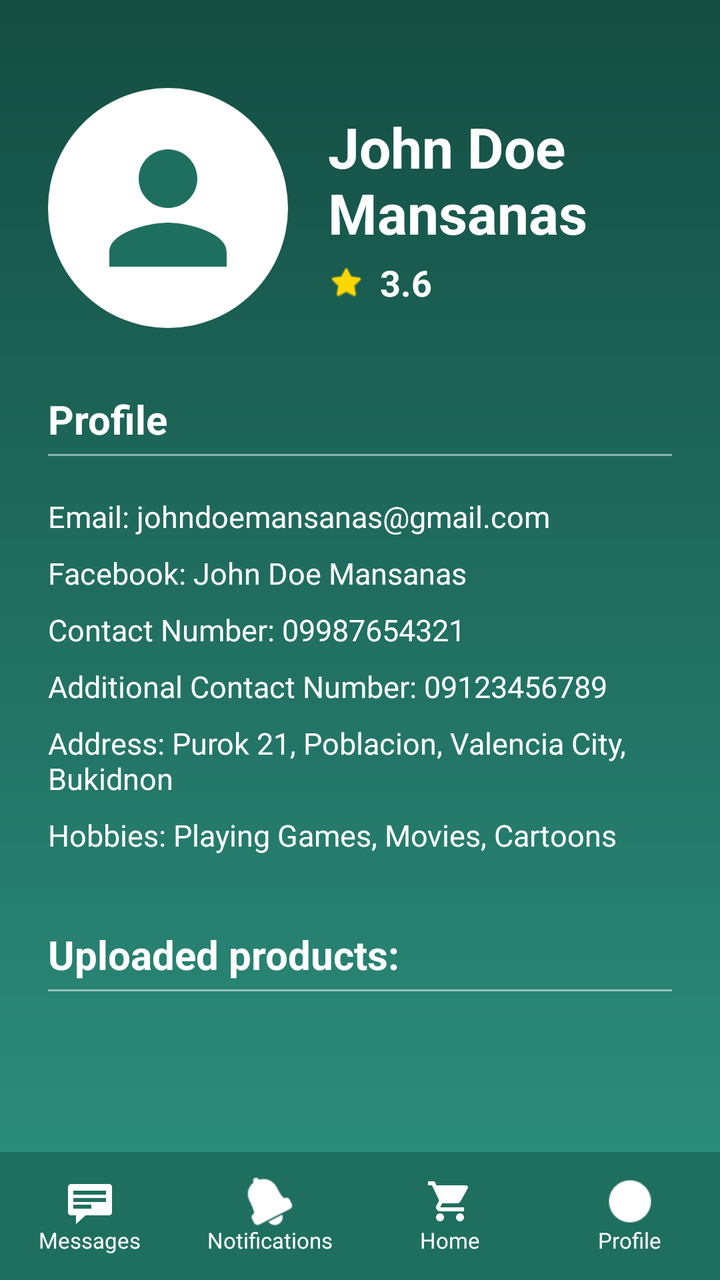
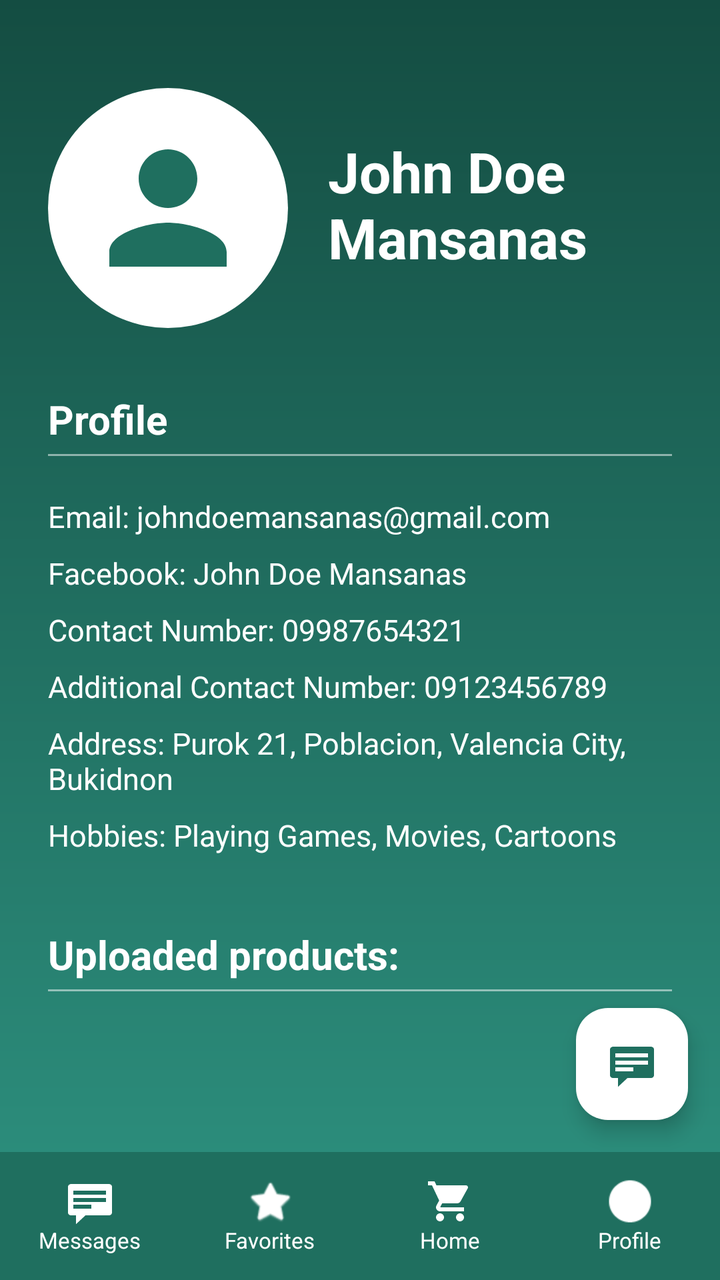

The first picture is an Android layout as it rendered before a commit; the second is the same layout after the commit. The layout source and the unified diff follow.
<!-- AndroidManifest.xml: application theme Theme.AppDevLocalBuyAndSellSystem -->
<!-- res/layout/view_other_user_profile.xml -->
<?xml version="1.0" encoding="utf-8"?>
<androidx.constraintlayout.widget.ConstraintLayout xmlns:android="http://schemas.android.com/apk/res/android"
    xmlns:app="http://schemas.android.com/apk/res-auto"
    xmlns:tools="http://schemas.android.com/tools"
    android:layout_width="match_parent"
    android:layout_height="match_parent"
    android:background="@drawable/green_gradient_bg">

    <androidx.core.widget.NestedScrollView
        android:layout_width="match_parent"
        android:layout_height="0dp"
        android:fillViewport="true"
        app:layout_constraintBottom_toTopOf="@id/bottomNavBar"
        app:layout_constraintTop_toTopOf="parent">

        <LinearLayout
            android:layout_width="match_parent"
            android:layout_height="wrap_content"
            android:orientation="vertical"
            android:padding="24dp">

            
            <androidx.constraintlayout.widget.ConstraintLayout
                android:layout_width="match_parent"
                android:layout_height="wrap_content"
                android:layout_marginTop="20dp"
                android:layout_marginBottom="32dp">

                <ImageView
                    android:id="@+id/ivOtherUserProfile"
                    android:layout_width="120dp"
                    android:layout_height="120dp"
                    android:background="@drawable/circle_white_bg"
                    android:padding="16dp"
                    android:src="@drawable/ic_user"
                    app:layout_constraintStart_toStartOf="parent"
                    app:layout_constraintTop_toTopOf="parent"
                    app:tint="#1F6F5F"
                    android:contentDescription="@string/profile_picture" />

                <TextView
                    android:id="@+id/tvOtherUserName"
                    android:layout_width="0dp"
                    android:layout_height="wrap_content"
                    android:layout_marginStart="20dp"
                    android:text="@string/default_caller_name"
                    android:textColor="#FFFFFF"
                    android:textSize="28sp"
                    android:textStyle="bold"
                    app:layout_constraintBottom_toTopOf="@id/llOtherRating"
                    app:layout_constraintEnd_toEndOf="parent"
                    app:layout_constraintStart_toEndOf="@id/ivOtherUserProfile"
                    app:layout_constraintTop_toTopOf="@id/ivOtherUserProfile"
                    app:layout_constraintVertical_chainStyle="packed" />

                <LinearLayout
                    android:id="@+id/llOtherRating"
                    android:layout_width="wrap_content"
                    android:layout_height="wrap_content"
                    android:layout_marginTop="4dp"
                    android:gravity="center_vertical"
                    android:orientation="horizontal"
                    app:layout_constraintBottom_toBottomOf="@id/ivOtherUserProfile"
                    app:layout_constraintStart_toStartOf="@id/tvOtherUserName"
                    app:layout_constraintTop_toBottomOf="@id/tvOtherUserName">

                    <ImageView
                        android:layout_width="18dp"
                        android:layout_height="18dp"
                        android:src="@android:drawable/btn_star_big_on"
                        app:tint="#FFD700"
                        android:contentDescription="@null" />

                    <TextView
                        android:layout_width="wrap_content"
                        android:layout_height="wrap_content"
                        android:layout_marginStart="8dp"
                        android:text="@string/other_user_rating"
                        android:textColor="#FFFFFF"
                        android:textSize="18sp"
                        android:textStyle="bold" />
                </LinearLayout>

            </androidx.constraintlayout.widget.ConstraintLayout>

            
            <TextView
                android:layout_width="wrap_content"
                android:layout_height="wrap_content"
                android:text="@string/profile_title"
                android:textColor="#FFFFFF"
                android:textSize="20sp"
                android:textStyle="bold" />

            <View
                android:layout_width="match_parent"
                android:layout_height="1dp"
                android:layout_marginTop="4dp"
                android:background="#80FFFFFF" />

            <LinearLayout
                android:layout_width="match_parent"
                android:layout_height="wrap_content"
                android:layout_marginTop="16dp"
                android:orientation="vertical">

                <TextView
                    android:layout_width="match_parent"
                    android:layout_height="wrap_content"
                    android:paddingVertical="4dp"
                    android:text="@string/other_user_email"
                    android:textColor="#FFFFFF"
                    android:textSize="15sp" />

                <TextView
                    android:layout_width="match_parent"
                    android:layout_height="wrap_content"
                    android:paddingVertical="4dp"
                    android:text="@string/other_user_fb"
                    android:textColor="#FFFFFF"
                    android:textSize="15sp" />

                <TextView
                    android:layout_width="match_parent"
                    android:layout_height="wrap_content"
                    android:paddingVertical="4dp"
                    android:text="@string/other_user_contact"
                    android:textColor="#FFFFFF"
                    android:textSize="15sp" />

                <TextView
                    android:layout_width="match_parent"
                    android:layout_height="wrap_content"
                    android:paddingVertical="4dp"
                    android:text="@string/other_user_alt_contact"
                    android:textColor="#FFFFFF"
                    android:textSize="15sp" />

                <TextView
                    android:layout_width="match_parent"
                    android:layout_height="wrap_content"
                    android:paddingVertical="4dp"
                    android:text="@string/other_user_address"
                    android:textColor="#FFFFFF"
                    android:textSize="15sp" />

                <TextView
                    android:layout_width="match_parent"
                    android:layout_height="wrap_content"
                    android:paddingVertical="4dp"
                    android:text="@string/other_user_hobbies"
                    android:textColor="#FFFFFF"
                    android:textSize="15sp" />

            </LinearLayout>

            
            <TextView
                android:layout_width="wrap_content"
                android:layout_height="wrap_content"
                android:layout_marginTop="32dp"
                android:text="@string/uploaded_products_label"
                android:textColor="#FFFFFF"
                android:textSize="20sp"
                android:textStyle="bold" />

            <View
                android:layout_width="match_parent"
                android:layout_height="1dp"
                android:layout_marginTop="4dp"
                android:background="#80FFFFFF" />

            <androidx.recyclerview.widget.RecyclerView
                android:id="@+id/rvOtherUserProducts"
                android:layout_width="match_parent"
                android:layout_height="wrap_content"
                android:layout_marginTop="16dp"
                android:nestedScrollingEnabled="false"
                tools:listitem="@layout/item_product" />

        </LinearLayout>
    </androidx.core.widget.NestedScrollView>

    
    <LinearLayout
        android:id="@+id/bottomNavBar"
        android:layout_width="match_parent"
        android:layout_height="64dp"
        android:background="#1F6F5F"
        android:baselineAligned="false"
        android:orientation="horizontal"
        app:layout_constraintBottom_toBottomOf="parent">

        <LinearLayout
            android:id="@+id/navMessages"
            android:layout_width="0dp"
            android:layout_height="match_parent"
            android:layout_weight="1"
            android:gravity="center"
            android:orientation="vertical">
            <ImageView
                android:layout_width="24dp"
                android:layout_height="24dp"
                android:src="@android:drawable/stat_notify_chat"
                app:tint="#FFFFFF"
                android:contentDescription="@string/messages" />
            <TextView
                android:layout_width="wrap_content"
                android:layout_height="wrap_content"
                android:text="@string/messages"
                android:textColor="#FFFFFF"
                android:textSize="11sp" />
        </LinearLayout>

        <LinearLayout
            android:id="@+id/navNotifications"
            android:layout_width="0dp"
            android:layout_height="match_parent"
            android:layout_weight="1"
            android:gravity="center"
            android:orientation="vertical">
            <ImageView
                android:layout_width="24dp"
                android:layout_height="24dp"
                android:src="@android:drawable/ic_popup_reminder"
                app:tint="#FFFFFF"
                android:contentDescription="@string/notifications" />
            <TextView
                android:layout_width="wrap_content"
                android:layout_height="wrap_content"
                android:text="@string/notifications"
                android:textColor="#FFFFFF"
                android:textSize="11sp" />
        </LinearLayout>

        <LinearLayout
            android:id="@+id/navHome"
            android:layout_width="0dp"
            android:layout_height="match_parent"
            android:layout_weight="1"
            android:gravity="center"
            android:orientation="vertical">
            <ImageView
                android:layout_width="24dp"
                android:layout_height="24dp"
                android:src="@drawable/ic_cart"
                app:tint="#FFFFFF"
                android:contentDescription="@string/home" />
            <TextView
                android:layout_width="wrap_content"
                android:layout_height="wrap_content"
                android:text="@string/home"
                android:textColor="#FFFFFF"
                android:textSize="11sp" />
        </LinearLayout>

        <LinearLayout
            android:id="@+id/navMe"
            android:layout_width="0dp"
            android:layout_height="match_parent"
            android:layout_weight="1"
            android:gravity="center"
            android:orientation="vertical">
            <ImageView
                android:layout_width="24dp"
                android:layout_height="24dp"
                android:src="@android:drawable/presence_online"
                app:tint="#FFFFFF"
                android:contentDescription="@string/me" />
            <TextView
                android:layout_width="wrap_content"
                android:layout_height="wrap_content"
                android:text="@string/me"
                android:textColor="#FFFFFF"
                android:textSize="11sp" />
        </LinearLayout>

    </LinearLayout>

</androidx.constraintlayout.widget.ConstraintLayout>
<!-- res/layout/item_product.xml (included above) -->
<?xml version="1.0" encoding="utf-8"?>
<androidx.constraintlayout.widget.ConstraintLayout xmlns:android="http://schemas.android.com/apk/res/android"
    xmlns:app="http://schemas.android.com/apk/res-auto"
    android:layout_width="match_parent"
    android:layout_height="wrap_content"
    android:layout_margin="8dp"
    android:background="@drawable/product_card_bg"
    android:padding="12dp">

    <CheckBox
        android:id="@+id/cbSelectProduct"
        android:layout_width="wrap_content"
        android:layout_height="wrap_content"
        android:visibility="gone"
        app:layout_constraintBottom_toBottomOf="@id/ivProductUserIcon"
        app:layout_constraintStart_toStartOf="parent"
        app:layout_constraintTop_toTopOf="@id/ivProductUserIcon" />

    <ImageView
        android:id="@+id/ivProductUserIcon"
        android:layout_width="20dp"
        android:layout_height="20dp"
        android:layout_marginStart="8dp"
        android:background="@drawable/circle_outline_bg"
        android:padding="3dp"
        android:src="@drawable/ic_user"
        app:layout_constraintStart_toEndOf="@id/cbSelectProduct"
        app:layout_constraintTop_toTopOf="parent"
        app:tint="#888888"
        android:contentDescription="Seller profile" />

    <TextView
        android:id="@+id/tvProductSellerName"
        android:layout_width="wrap_content"
        android:layout_height="wrap_content"
        android:layout_marginStart="6dp"
        android:text="ShopMaster"
        android:textColor="#888888"
        android:textSize="12sp"
        app:layout_constraintBottom_toBottomOf="@id/ivProductUserIcon"
        app:layout_constraintStart_toEndOf="@id/ivProductUserIcon"
        app:layout_constraintTop_toTopOf="@id/ivProductUserIcon" />

    <LinearLayout
        android:id="@+id/ratingContainer"
        android:layout_width="wrap_content"
        android:layout_height="wrap_content"
        android:gravity="center_vertical"
        android:orientation="horizontal"
        app:layout_constraintEnd_toEndOf="parent"
        app:layout_constraintTop_toTopOf="parent">

        <ImageView
            android:id="@+id/ivProductFavorite"
            android:layout_width="20dp"
            android:layout_height="20dp"
            android:layout_marginEnd="8dp"
            android:src="@drawable/ic_heart_outline"
            app:tint="#888888"
            android:contentDescription="Add to favorites" />

    </LinearLayout>

    <ImageView
        android:id="@+id/ivProductImage"
        android:layout_width="0dp"
        android:layout_height="140dp"
        android:layout_marginTop="8dp"
        android:contentDescription="Product Image"
        android:scaleType="centerInside"
        android:src="@android:drawable/ic_menu_gallery"
        android:background="#CCCCCC"
        app:layout_constraintEnd_toEndOf="parent"
        app:layout_constraintStart_toStartOf="parent"
        app:layout_constraintTop_toBottomOf="@id/ivProductUserIcon" />

    <TextView
        android:id="@+id/tvProductName"
        android:layout_width="0dp"
        android:layout_height="wrap_content"
        android:layout_marginTop="8dp"
        android:layout_marginEnd="8dp"
        android:text="Product Name"
        android:textColor="#000000"
        android:textSize="16sp"
        android:textStyle="bold"
        app:layout_constraintEnd_toStartOf="@id/tvProductPrice"
        app:layout_constraintStart_toStartOf="parent"
        app:layout_constraintTop_toBottomOf="@id/ivProductImage" />

    <TextView
        android:id="@+id/tvProductPrice"
        android:layout_width="wrap_content"
        android:layout_height="wrap_content"
        android:text="₱1,299.00"
        android:textColor="#000000"
        android:textSize="14sp"
        android:textStyle="bold"
        app:layout_constraintBottom_toBottomOf="@id/tvProductName"
        app:layout_constraintEnd_toEndOf="parent"
        app:layout_constraintTop_toTopOf="@id/tvProductName" />

    <TextView
        android:id="@+id/tvProductDesc"
        android:layout_width="wrap_content"
        android:layout_height="wrap_content"
        android:text="awdawdawdawd"
        android:textColor="#666666"
        android:textSize="12sp"
        app:layout_constraintStart_toStartOf="parent"
        app:layout_constraintTop_toBottomOf="@id/tvProductName" />

</androidx.constraintlayout.widget.ConstraintLayout>
<!-- resources referenced by this layout -->
<resources>
  <!-- drawable circle_outline_bg (drawable) -->
  <?xml version="1.0" encoding="utf-8"?>
  <shape xmlns:android="http://schemas.android.com/apk/res/android"
      android:shape="oval">
      <stroke
          android:width="1dp"
          android:color="#888888" />
      <solid android:color="@android:color/transparent"/>
  </shape>
  <!-- drawable circle_white_bg (drawable) -->
  <?xml version="1.0" encoding="utf-8"?>
  <shape xmlns:android="http://schemas.android.com/apk/res/android"
      android:shape="oval">
      <solid android:color="#FFFFFF"/>
  </shape>
  <!-- drawable green_gradient_bg (drawable) -->
  <?xml version="1.0" encoding="utf-8"?>
  <shape xmlns:android="http://schemas.android.com/apk/res/android"
      android:shape="rectangle">
      <gradient
          android:startColor="#144D42"
          android:endColor="#2E9381"
          android:angle="270" />
  </shape>
  <!-- drawable ic_heart_outline (drawable) -->
  <vector xmlns:android="http://schemas.android.com/apk/res/android"
      android:width="24dp"
      android:height="24dp"
      android:viewportWidth="24"
      android:viewportHeight="24">
      <path
          android:fillColor="#888888"
          android:pathData="M16.5,3c-1.74,0 -3.41,0.81 -4.5,2.09C10.91,3.81 9.24,3 7.5,3C4.42,3 2,5.42 2,8.5c0,3.78 3.4,6.86 8.55,11.54L12,21.35l1.45,-1.32C18.6,15.36 22,12.28 22,8.5C22,5.42 19.58,3 16.5,3zM12.1,18.55l-0.1,0.1 -0.1,-0.1C7.14,14.24 4,11.39 4,8.5C4,6.5 5.5,5 7.5,5c1.54,0 3.04,0.99 3.57,2.36h1.87C13.46,5.99 14.96,5 16.5,5c2,0 3.5,1.5 3.5,3.5C20,11.39 16.86,14.24 12.1,18.55z"/>
  </vector>
  <!-- drawable ic_user (drawable) -->
  <vector xmlns:android="http://schemas.android.com/apk/res/android"
      android:width="24dp"
      android:height="24dp"
      android:viewportWidth="24"
      android:viewportHeight="24">
      <path
          android:fillColor="#1F6F5F"
          android:pathData="M12,12c2.21,0 4,-1.79 4,-4s-1.79,-4 -4,-4 -4,1.79 -4,4 1.79,4 4,4zM12,14c-2.67,0 -8,1.34 -8,4v2h16v-2c0,-2.66 -5.33,-4 -8,-4z" />
  </vector>
  <!-- drawable product_card_bg (drawable) -->
  <?xml version="1.0" encoding="utf-8"?>
  <shape xmlns:android="http://schemas.android.com/apk/res/android"
      android:shape="rectangle">
      <solid android:color="#E0E0E0" />
      <corners android:radius="16dp" />
  </shape>
  <string name="default_caller_name">John Doe\nMansanas</string>
  <string name="home">Home</string>
  <string name="me">Profile</string>
  <string name="messages">Messages</string>
  <string name="notifications">Notifications</string>
  <string name="other_user_address">Address: Purok 21, Poblacion, Valencia City,\nBukidnon</string>
  <string name="other_user_alt_contact">Additional Contact Number: 09123456789</string>
  <string name="other_user_contact">Contact Number: 09987654321</string>
  <string name="other_user_email">Email: johndoemansanas@gmail.com</string>
  <string name="other_user_fb">Facebook: John Doe Mansanas</string>
  <string name="other_user_hobbies">Hobbies: Playing Games, Movies, Cartoons</string>
  <string name="other_user_rating">3.6</string>
  <string name="profile_picture">Profile Picture</string>
  <string name="profile_title">Profile</string>
  <string name="uploaded_products_label">Uploaded products:</string>
  <style name="Theme.AppDevLocalBuyAndSellSystem" parent="Base.Theme.AppDevLocalBuyAndSellSystem" />
  <style name="Base.Theme.AppDevLocalBuyAndSellSystem" parent="Theme.Material3.DayNight.NoActionBar">
          
          
      </style>
  <!-- unchanged entries left out for length: 1 -->
</resources>

<!-- the commit's change to res/layout/view_other_user_profile.xml (unified diff, before → after) -->
@@ -62,24 +62,7 @@
                     android:orientation="horizontal"
                     app:layout_constraintBottom_toBottomOf="@id/ivOtherUserProfile"
                     app:layout_constraintStart_toStartOf="@id/tvOtherUserName"
-                    app:layout_constraintTop_toBottomOf="@id/tvOtherUserName">
-
-                    <ImageView
-                        android:layout_width="18dp"
-                        android:layout_height="18dp"
-                        android:src="@android:drawable/btn_star_big_on"
-                        app:tint="#FFD700"
-                        android:contentDescription="@null" />
-
-                    <TextView
-                        android:layout_width="wrap_content"
-                        android:layout_height="wrap_content"
-                        android:layout_marginStart="8dp"
-                        android:text="@string/other_user_rating"
-                        android:textColor="#FFFFFF"
-                        android:textSize="18sp"
-                        android:textStyle="bold" />
-                </LinearLayout>
+                    app:layout_constraintTop_toBottomOf="@id/tvOtherUserName"/>
 
             </androidx.constraintlayout.widget.ConstraintLayout>
 
@@ -180,6 +163,19 @@
 
         </LinearLayout>
     </androidx.core.widget.NestedScrollView>
+
+    <com.google.android.material.floatingactionbutton.FloatingActionButton
+        android:id="@+id/fabMessageOtherUser"
+        android:layout_width="wrap_content"
+        android:layout_height="wrap_content"
+        android:layout_marginEnd="16dp"
+        android:layout_marginBottom="16dp"
+        android:src="@android:drawable/stat_notify_chat"
+        app:backgroundTint="#FFFFFF"
+        app:layout_constraintBottom_toTopOf="@id/bottomNavBar"
+        app:layout_constraintEnd_toEndOf="parent"
+        app:tint="#1F6F5F"
+        android:contentDescription="Message user" />
 
     
     <LinearLayout
@@ -213,7 +209,7 @@
         </LinearLayout>
 
         <LinearLayout
-            android:id="@+id/navNotifications"
+            android:id="@+id/navFavorites"
             android:layout_width="0dp"
             android:layout_height="match_parent"
             android:layout_weight="1"
@@ -222,13 +218,13 @@
             <ImageView
                 android:layout_width="24dp"
                 android:layout_height="24dp"
-                android:src="@android:drawable/ic_popup_reminder"
+                android:src="@android:drawable/btn_star_big_on"
                 app:tint="#FFFFFF"
-                android:contentDescription="@string/notifications" />
-            <TextView
-                android:layout_width="wrap_content"
-                android:layout_height="wrap_content"
-                android:text="@string/notifications"
+                android:contentDescription="@string/favorites" />
+            <TextView
+                android:layout_width="wrap_content"
+                android:layout_height="wrap_content"
+                android:text="@string/favorites"
                 android:textColor="#FFFFFF"
                 android:textSize="11sp" />
         </LinearLayout>
<!-- resource entries referenced after the edit -->
@@ -52,17 +52,16 @@
       <corners android:radius="16dp" />
   </shape>
   <string name="default_caller_name">John Doe\nMansanas</string>
+  <string name="favorites">Favorites</string>
   <string name="home">Home</string>
   <string name="me">Profile</string>
   <string name="messages">Messages</string>
-  <string name="notifications">Notifications</string>
   <string name="other_user_address">Address: Purok 21, Poblacion, Valencia City,\nBukidnon</string>
   <string name="other_user_alt_contact">Additional Contact Number: 09123456789</string>
   <string name="other_user_contact">Contact Number: 09987654321</string>
   <string name="other_user_email">Email: johndoemansanas@gmail.com</string>
   <string name="other_user_fb">Facebook: John Doe Mansanas</string>
   <string name="other_user_hobbies">Hobbies: Playing Games, Movies, Cartoons</string>
-  <string name="other_user_rating">3.6</string>
   <string name="profile_picture">Profile Picture</string>
   <string name="profile_title">Profile</string>
   <string name="uploaded_products_label">Uploaded products:</string>
